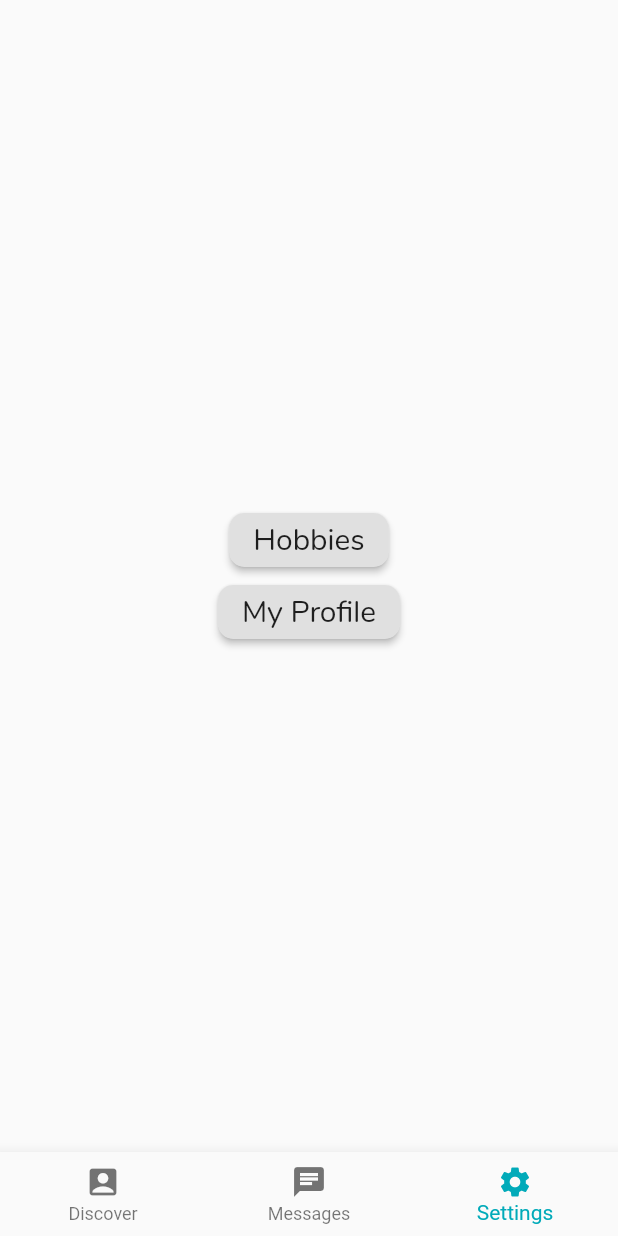
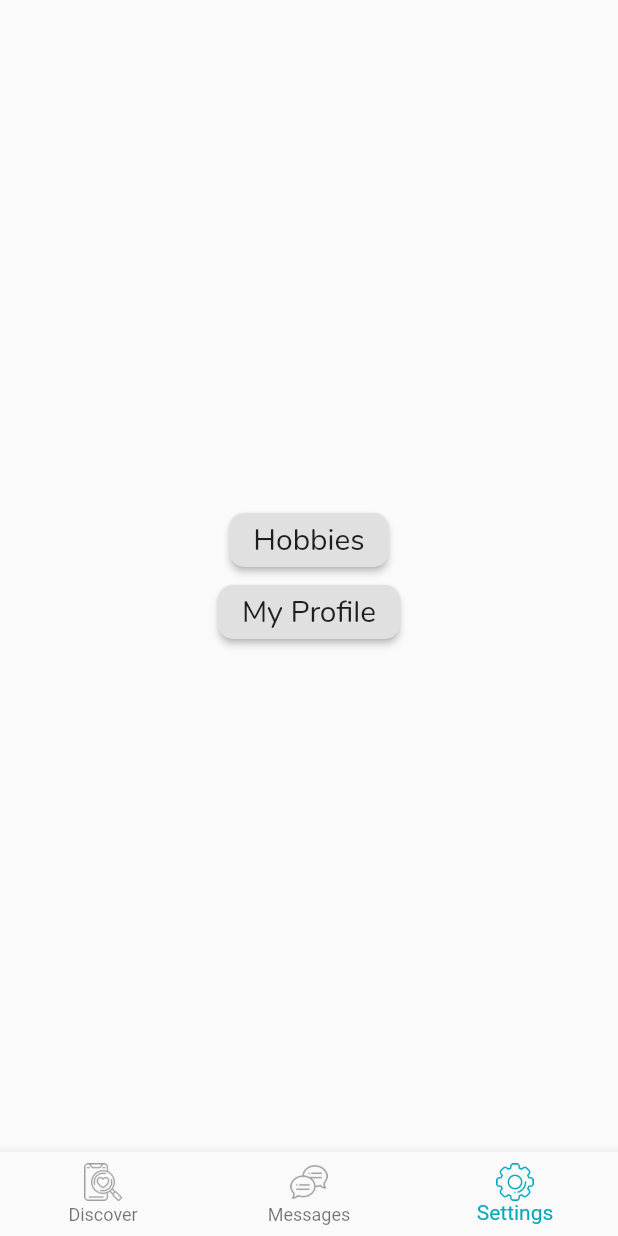
Before and after one commit to adilhafiz123/SparkAI, a Flutter app: the screen it shows once a user with an empty profile is signed in, item 3 of the bottom bar chosen, on a phone screen of 412 x 824 dp. Run offline on Flutter 3.47's test engine with Material 2 defaults, Android fonts, the phone set to English and light mode, and no system bars; our stand-ins replace cloud_firestore, firebase_auth, flutter_spinkit; missing offline and left inert: emoji_picker, flutter_emoji; accounts and stored records are empty.

Commit message:
Added Material Theme

```diff
--- a/lib/main.dart
+++ b/lib/main.dart
@@ -22,6 +22,10 @@ class _SparkState extends State<Spark> {
       create: (context) => AuthService().user,
       child: MaterialApp(
         title: "Spark!",
+        theme: ThemeData(
+          primaryColor: Color.fromRGBO(1, 170, 185, 1),
+          accentColor: Color.fromRGBO(255, 202, 0, 1),
+        ),
         debugShowCheckedModeBanner: false,
         home: Wrapper(),
       ),
--- a/lib/screens/chat_profile.dart
+++ b/lib/screens/chat_profile.dart
@@ -29,7 +29,11 @@ class _ChatProfileState extends State<ChatProfile> {
         length: 2,
         child: Scaffold(
           appBar: buildChatProfileAppBar(
-              widget.userData.firstname, widget.userData.imagepath, widget.userData.isBlurred),
+              widget.userData.firstname,
+              widget.userData.imagepath,
+              widget.userData.isBlurred,
+              context,
+            ),
           body: TabBarView(
             children: <Widget>[
               ChatView(theirUid: widget.userData.uid),
--- a/lib/screens/hobbies.dart
+++ b/lib/screens/hobbies.dart
@@ -93,7 +93,7 @@ class _HobbiesState extends State<Hobbies> {
             fontWeight: FontWeight.w700,
           ),
         ),
-        activeColor: Color.fromRGBO(1, 170, 185, 1),
+        activeColor: Theme.of(context).primaryColor,
         onChanged: (checked) {
           if (checked) {
             if (_selectedHobbies.length < 6) {
--- a/lib/screens/home.dart
+++ b/lib/screens/home.dart
@@ -38,19 +38,31 @@ class _HomeState extends State<Home> {
           body: _tabs[_currentIndex],
           bottomNavigationBar: BottomNavigationBar(
               currentIndex: _currentIndex,
-              selectedItemColor: Color.fromRGBO(1, 170, 185, 1),
+              selectedItemColor: Theme.of(context).primaryColor,
+              selectedIconTheme: IconThemeData(color: Theme.of(context).primaryColor),
               items: [
                 BottomNavigationBarItem(
-                  icon: Icon(Icons.account_box),
+                  icon: Image.asset(
+                    "icons/swipe.png",
+                    width: 25,
+                    color: _currentIndex == 0 ? Theme.of(context).primaryColor : Colors.grey
+                    ),
                   title: Text("Discover", style: bnbStyle),
                 ),
                 BottomNavigationBarItem(
-                    icon: Icon(Icons.chat),
-                    title: Text("Messages",
-                        style: bnbStyle)
-                        ),
+                  icon: Image.asset(
+                    "icons/chat.png",
+                    width: 25,
+                    color: _currentIndex == 1 ? Theme.of(context).primaryColor : Colors.grey
+                    ),
+                    title: Text("Messages",style: bnbStyle)
+                ),
                 BottomNavigationBarItem(
-                    icon: Icon(Icons.settings),
+                    icon: Image.asset(
+                    "icons/settings.png",
+                    width: 25,
+                    color: _currentIndex == 2 ? Theme.of(context).primaryColor : Colors.grey
+                    ),
                     title: Text("Settings",
                         style: bnbStyle)
                         )
--- a/lib/screens/profile.dart
+++ b/lib/screens/profile.dart
@@ -93,7 +93,7 @@ class _ProfileState extends State<Profile> {
 
   Widget buildBasicsChipCollection() {
     var textColor = Colors.white;
-    var backColor = Color.fromRGBO(1, 170, 185, 1);
+    var backColor = Theme.of(context).primaryColor;
     return Padding(
       padding: const EdgeInsets.all(8.0),
       child: Wrap(
@@ -114,7 +114,7 @@ class _ProfileState extends State<Profile> {
 
   Widget buildReligionChipCollection() {
     var textColor = Colors.black;
-    var backColor = Color.fromRGBO(255, 202, 0, 1);
+    var backColor = Theme.of(context).accentColor;
     return Padding(
       padding: const EdgeInsets.all(8.0),
       child: Wrap(
```
Also changed, not shown: lib/screens/chat.dart (+15 -28 lines), lib/shared/appbar.dart (+13 -4 lines), icons/back_arrow.png (added), icons/chat.png (added), icons/send.png (added), icons/settings.png (added), icons/swipe.png (added).
